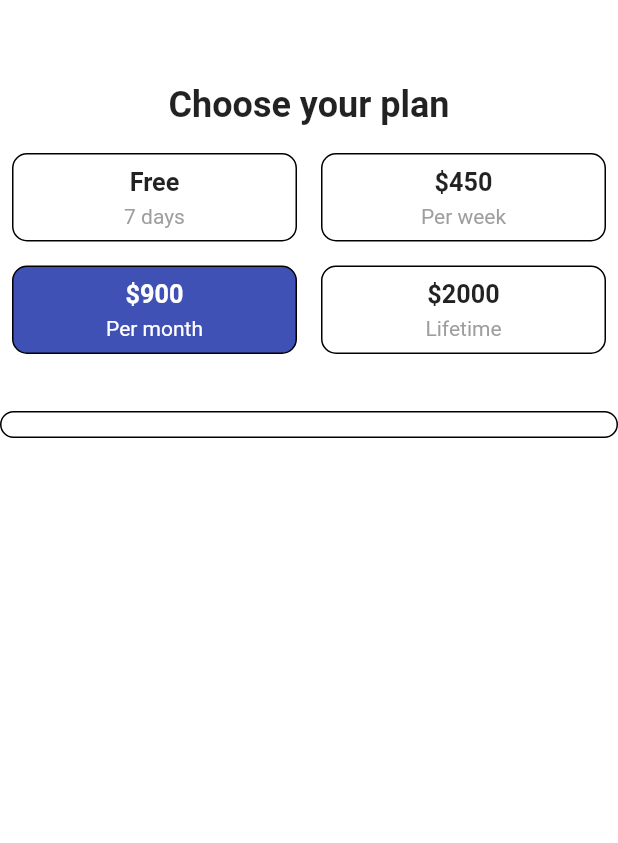
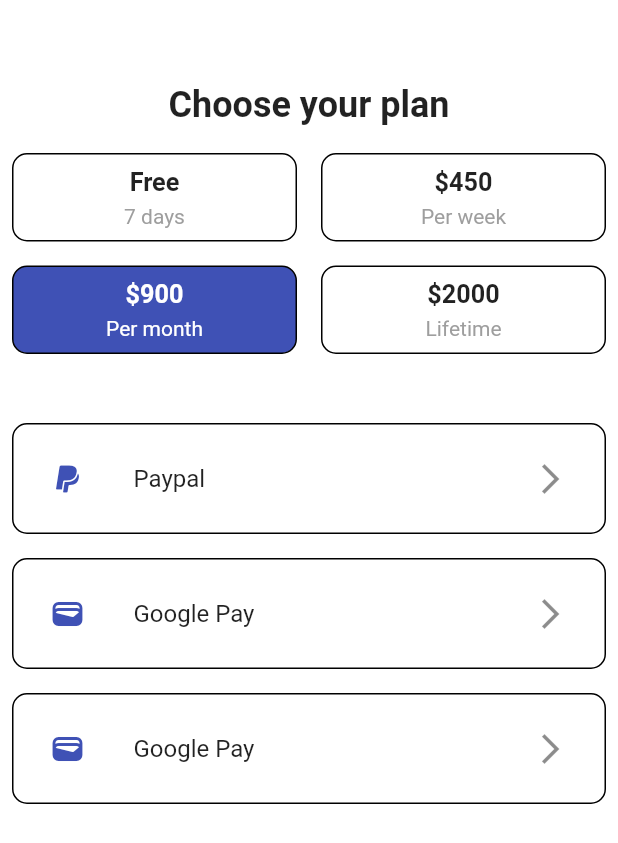
Before and after one commit to eoeefosa/loginScreen, a Flutter app: the CheckoutOnePage screen opened directly, on a phone screen of 412 x 824 dp. Shown: the top 843 px of the screen. Run offline on Flutter 3.47's test engine with Material 2 defaults, Android fonts, the phone set to English and light mode, and no system bars; our stand-ins replace firebase_auth, firebase_core; accounts and stored records are empty.

Commit message:
added RoundedContainer.dart and updated checkout1.dart

```diff
--- /dev/null
+++ b/lib/RoundedContainer.dart
@@ -0,0 +1,21 @@
+import 'package:flutter/material.dart';
+
+class RoundedContainer extends StatelessWidget {
+  const RoundedContainer({super.key, this.child, this.margin, this.padding});
+  final Widget? child;
+  final EdgeInsetsGeometry? padding;
+  final EdgeInsetsGeometry? margin;
+
+  @override
+  Widget build(BuildContext context) {
+    return Container(
+      decoration: BoxDecoration(
+        borderRadius: BorderRadius.circular(10.0),
+        border: Border.all(),
+      ),
+      padding: padding,
+      margin: margin,
+      child: child,
+    );
+  }
+}
--- a/lib/checkout1.dart
+++ b/lib/checkout1.dart
@@ -1,4 +1,5 @@
 import 'package:flutter/material.dart';
+import 'package:loginscreen/RoundedContainer.dart';
 
 class CheckoutOnePage extends StatelessWidget {
   const CheckoutOnePage({super.key});
@@ -13,8 +14,7 @@ class CheckoutOnePage extends StatelessWidget {
         iconTheme: IconThemeData(color: Colors.black),
       ),
       body: SingleChildScrollView(
-        child: Column(
-          children: [
+        child: Column(children: [
           Text(
             'Choose your plan',
             style: TextStyle(fontWeight: FontWeight.bold, fontSize: 24.0),
@@ -126,12 +126,34 @@ class CheckoutOnePage extends StatelessWidget {
             ],
           ),
           const SizedBox(height: 30.0),
-            Container(
-              decoration: BoxDecoration(border: Border.all(), borderRadius: BorderRadius.circular(10.0)),
-              padding: EdgeInsets.all(8.0),
-            )
-          ],
+          RoundedContainer(
+            margin: const EdgeInsets.all(8.0),
+            padding: const EdgeInsets.all(8.0),
+            child: ListTile(
+              leading: Icon(Icons.paypal, color: Colors.indigo),
+              title: Text("Paypal"),
+              trailing: Icon(Icons.arrow_forward_ios),
             ),
+          ),
+          RoundedContainer(
+            margin: const EdgeInsets.all(8.0),
+            padding: const EdgeInsets.all(8.0),
+            child: ListTile(
+              leading: Icon(Icons.wallet, color: Colors.indigo),
+              title: Text("Google Pay"),
+              trailing: Icon(Icons.arrow_forward_ios),
+            ),
+          ),
+          RoundedContainer(
+            margin: const EdgeInsets.all(8.0),
+            padding: const EdgeInsets.all(8.0),
+            child: ListTile(
+              leading: Icon(Icons.wallet, color: Colors.indigo),
+              title: Text("Google Pay"),
+              trailing: Icon(Icons.arrow_forward_ios),
+            ),
+          ),
+        ]),
       ),
     );
   }
--- a/pubspec.yaml
+++ b/pubspec.yaml
@@ -12,6 +12,8 @@ dependencies:
 
 
   cupertino_icons: ^1.0.2
+  icon: ^2.2.1
+  ionicons: ^0.2.1
   firebase_core: ^1.21.0
   firebase_auth: ^3.6.4
 
```
Also changed, not shown: pubspec.lock. Lines whose indentation alone changed are shown as unchanged.
